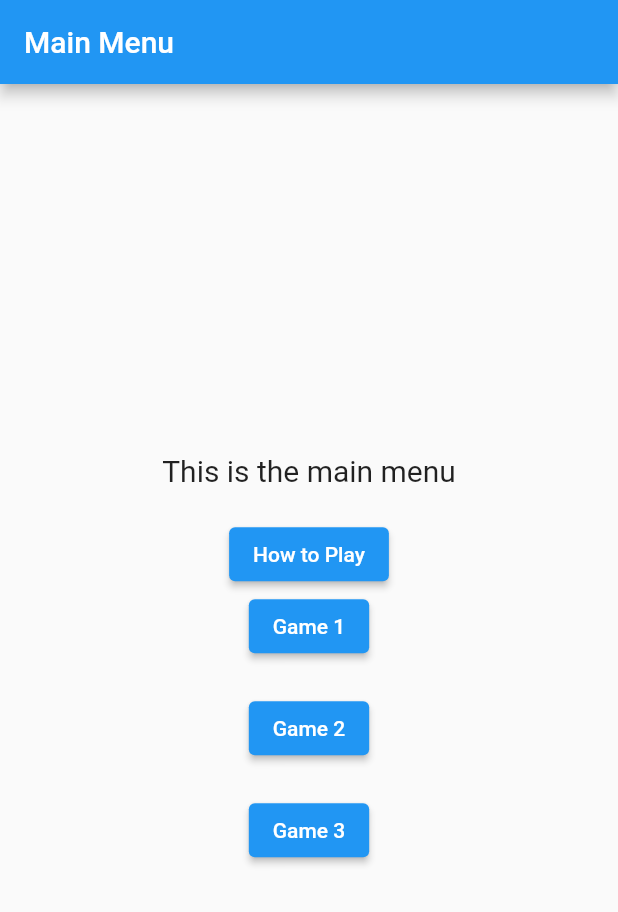
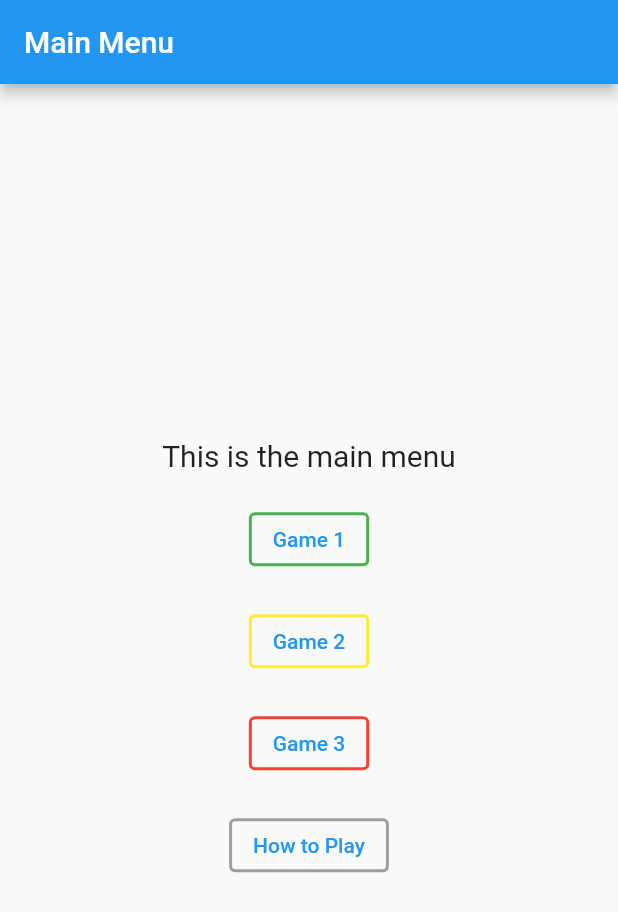
Before and after one commit to LenciCruz/NumeroWhiz, a Flutter app: the screen it shows after launch, after a tap on "Play", on a phone screen of 412 x 824 dp. Shown: the top 912 px of the screen. Run offline on Flutter 3.47's test engine with Material 2 defaults, Android fonts, the light colour scheme and no system bars.

Commit message:
transparent bg buttons with border mainmenu

```diff
--- a/lib/main.dart
+++ b/lib/main.dart
@@ -18,20 +18,20 @@ class HomePage extends StatelessWidget {
   @override
   Widget build(BuildContext context) {
     return Scaffold(
-      backgroundColor: Color(0xFFF1F6F9),
-      appBar: AppBar(
-        title: Text('My Homepage'),
-        backgroundColor: Color(0xFF212121),
-      ),
-      body: Center(
+      // Remove the AppBar
+      appBar: null,
+      body: Container(
+        // Use a solid color instead of a gradient
+        color: const Color(0xFF212121),
+        child: Center(
           child: Column(
             mainAxisAlignment: MainAxisAlignment.center,
             children: [
-            Text(
+              const Text(
                 'This is the welcome page',
-              style: TextStyle(fontSize: 20),
+                style: TextStyle(fontSize: 20, color: Colors.white),
               ),
-            SizedBox(height: 20),
+              const SizedBox(height: 20),
               ElevatedButton(
                 onPressed: () {
                   Navigator.push(context, MaterialPageRoute(builder: (context) => MainMenu()));
@@ -39,9 +39,10 @@ class HomePage extends StatelessWidget {
                 style: ElevatedButton.styleFrom(
                   backgroundColor: const Color(0xFF394867),
                 ),
-              child: Text('Play'),
+                child: const Text('Play'),
               ),
             ],
+          ),
         ),
       ),
     );
--- a/lib/screens/mainmenu_screen.dart
+++ b/lib/screens/mainmenu_screen.dart
@@ -11,7 +11,7 @@ class MainMenu extends StatelessWidget {
       routes: {
         '/mainmenu': (context) => MainMenuPage(),
         '/instructions': (context) => howToPlay(),
-      //  '/game1': (context) => const Game1Screen(),
+      //  '/game1': (context) => ,
         '/game2': (context) => const Game2Screen(),
         '/game3': (context) => const Game3Screen(),
       },
@@ -24,7 +24,7 @@ class MainMenuPage extends StatelessWidget {
   Widget build(BuildContext context) {
     return Scaffold(
       appBar: AppBar(
-        title: Text('Main Menu'),
+        title: const Text('Main Menu'),
       ),
       body: Center(
         child: Column(
@@ -35,35 +35,54 @@ class MainMenuPage extends StatelessWidget {
               style: TextStyle(fontSize: 20),
             ),
             const SizedBox(height: 20),
-            ElevatedButton(
+
+            OutlinedButton(
+              onPressed: () {
+                // Navigate to game 1
+                Navigator.pushNamed(context, '/game1');
+              },
+              style: OutlinedButton.styleFrom(
+                side: BorderSide(color: Colors.green, width: 2.0), // Change the color and thickness of the border
+                backgroundColor: Colors.transparent, // Set a transparent background
+              ),
+              child: const Text('Game 1'),
+            ),
+            const SizedBox(height: 20),
+            OutlinedButton(
+              onPressed: () {
+                // Navigate to game 2
+                Navigator.pushNamed(context, '/game2');
+              },
+              style: OutlinedButton.styleFrom(
+                side: BorderSide(color: Colors.yellow, width: 2.0), // Change the color and thickness of the border
+                backgroundColor: Colors.transparent, // Set a transparent background
+              ),
+              child: const Text('Game 2'),
+            ),
+            const SizedBox(height: 20),
+            OutlinedButton(
+              onPressed: () {
+                // Navigate to game 3
+                Navigator.pushNamed(context, '/game3');
+              },
+              style: OutlinedButton.styleFrom(
+                side: BorderSide(color: Colors.red, width: 2.0), // Change the color and thickness of the border
+                backgroundColor: Colors.transparent, // Set a transparent background
+              ),
+              child: const Text('Game 3'),
+            ),
+            const SizedBox(height: 20),
+
+            OutlinedButton(
               onPressed: () {
                 // Navigate to how to play page
                 Navigator.pushNamed(context, '/instructions');
               },
+              style: OutlinedButton.styleFrom(
+                side: BorderSide(color: Colors.grey, width: 2.0), // Change the color and thickness of the border
+                backgroundColor: Colors.transparent, // Set a transparent background
+              ),
               child: const Text('How to Play'),
-            ),
-            ElevatedButton(
-              onPressed: () {
-                // Navigate to game 1
-              //  Navigator.pushNamed(context, '/screen1');
-              },
-              child: const Text('Game 1'),
-            ),
-            const SizedBox(height: 20),
-            ElevatedButton(
-              onPressed: () {
-                // Navigate to game 2
-                Navigator.pushNamed(context, '/game2');
-              },
-              child: const Text('Game 2'),
-            ),
-            const SizedBox(height: 20),
-            ElevatedButton(
-              onPressed: () {
-                // Navigate to game 2
-                Navigator.pushNamed(context, '/game3');
-              },
-              child: const Text('Game 3'),
             ),
           ],
         ),
```
Lines whose indentation alone changed are shown as unchanged.
